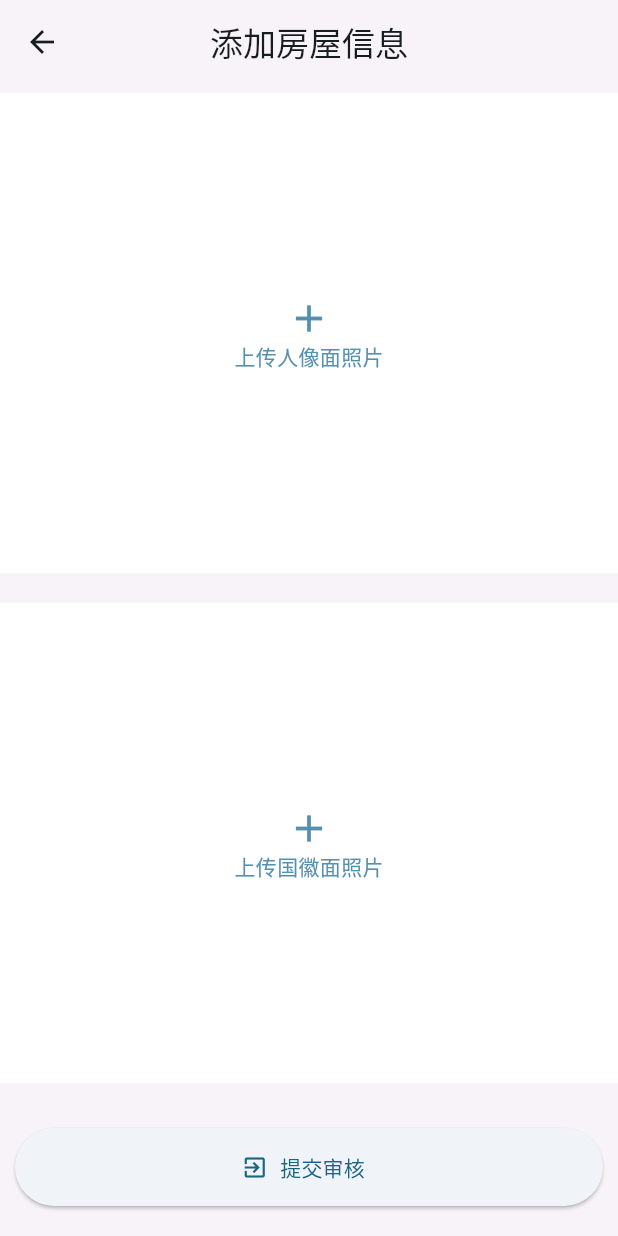
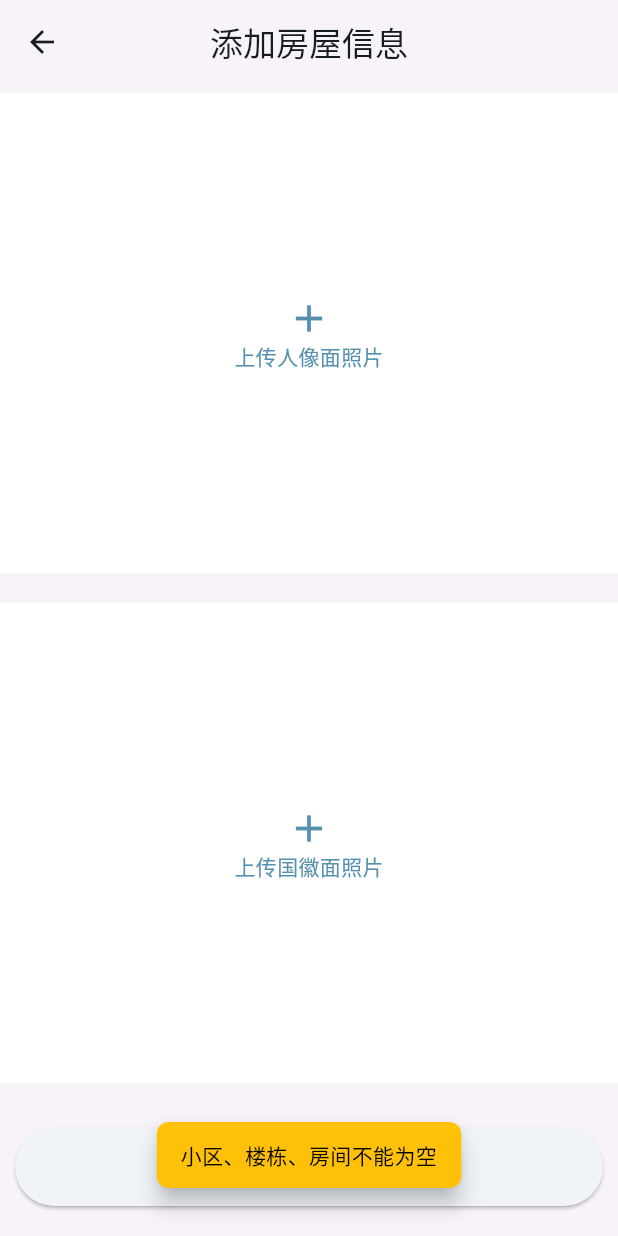
Before and after one commit to wangagan496/haven_hub, a Flutter app: the HouseForm screen opened directly, scrolled down 515 dp, after a tap on "提交审核", on a phone screen of 412 x 824 dp. Run offline on Flutter 3.47's test engine with Material 3 defaults, Android fonts, the phone set to English and light mode, and no system bars; our stand-ins replace dio, event_bus, flutter_html, geolocator, get, image_picker and 2 more; accounts and stored records are empty; network calls fail.

Commit message:
feat: validate house form data

```diff
--- a/lib/pages/House/HouseForm.dart
+++ b/lib/pages/House/HouseForm.dart
@@ -5,6 +5,58 @@ import 'package:flutter/services.dart';
 import 'package:get/get.dart';
 
 import '../../controller/build_controller.dart';
+import '../../utils/toast.dart';
+
+final RegExp _ownerNamePattern = RegExp(r'^[\u4e00-\u9fa5]{2,15}$');
+final RegExp _mobilePattern = RegExp(r'^1[3-9]\d{9}$');
+
+Map<String, dynamic> createHouseFormData(BuildController controller) {
+  return <String, dynamic>{
+    'point': controller.buildingInfo['name']?.toString().trim() ?? '',
+    'building': controller.build.trim(),
+    'room': controller.room.trim(),
+    'name': '',
+    'gender': 1,
+    'mobile': '',
+    'idcardFrontUrl': '',
+    'idcardBackUrl': '',
+  };
+}
+
+String? validateHouseFormData(Map<String, dynamic> formData) {
+  final String point = formData['point']?.toString().trim() ?? '';
+  final String building = formData['building']?.toString().trim() ?? '';
+  final String room = formData['room']?.toString().trim() ?? '';
+  if (point.isEmpty || building.isEmpty || room.isEmpty) {
+    return '小区、楼栋、房间不能为空';
+  }
+
+  final String name = formData['name']?.toString().trim() ?? '';
+  if (name.isEmpty) {
+    return '业主姓名不能为空';
+  }
+  if (!_ownerNamePattern.hasMatch(name)) {
+    return '业主姓名须为2-15位中文';
+  }
+
+  final String mobile = formData['mobile']?.toString().trim() ?? '';
+  if (mobile.isEmpty) {
+    return '手机号不能为空';
+  }
+  if (!_mobilePattern.hasMatch(mobile)) {
+    return '手机号格式不正确';
+  }
+
+  final String idcardFrontUrl =
+      formData['idcardFrontUrl']?.toString().trim() ?? '';
+  final String idcardBackUrl =
+      formData['idcardBackUrl']?.toString().trim() ?? '';
+  if (idcardFrontUrl.isEmpty || idcardBackUrl.isEmpty) {
+    return '请上传身份证正反面照片';
+  }
+
+  return null;
+}
 
 class HouseForm extends StatefulWidget {
   const HouseForm({super.key});
@@ -17,13 +69,8 @@ class HouseForm extends StatefulWidget {
 
 class _HouseFormState extends State<HouseForm> {
   late final BuildController _controller;
-  final Map<String, dynamic> _formData = <String, dynamic>{
-    'name': '',
-    'gender': 1,
-    'mobile': '',
-    'idcardFrontUrl': '',
-    'idcardBackUrl': '',
-  };
+  late final Map<String, dynamic> _formData;
+  bool _isLoading = false;
 
   @override
   void initState() {
@@ -31,21 +78,32 @@ class _HouseFormState extends State<HouseForm> {
     _controller = Get.isRegistered<BuildController>()
         ? Get.find<BuildController>()
         : Get.put(BuildController());
+    _formData = createHouseFormData(_controller);
+  }
+
+  Future<void> _submit() async {
+    if (_isLoading) return;
+
+    final String? validationMessage = validateHouseFormData(_formData);
+    if (validationMessage != null) {
+      await PromptAction.showWarning(validationMessage);
+      return;
+    }
+
+    setState(() => _isLoading = true);
+    try {
+      await PromptAction.showSuccess('数据校验通过');
+    } finally {
+      if (mounted) setState(() => _isLoading = false);
+    }
   }
 
   Widget _buildAddIdcardPhoto(String info) {
     return Column(
       mainAxisAlignment: MainAxisAlignment.center,
       children: <Widget>[
-        const Icon(
-          Icons.add,
-          size: 30,
-          color: Color(0xFF5591AF),
-        ),
-        Text(
-          info,
-          style: const TextStyle(color: Color(0xFF5591AF)),
-        ),
+        const Icon(Icons.add, size: 30, color: Color(0xFF5591AF)),
+        Text(info, style: const TextStyle(color: Color(0xFF5591AF))),
       ],
     );
   }
@@ -202,7 +260,7 @@ class _HouseFormState extends State<HouseForm> {
                 child: SizedBox(
                   height: 52,
                   child: ElevatedButton.icon(
-                    onPressed: () {},
+                    onPressed: _isLoading ? null : _submit,
                     icon: const Icon(Icons.exit_to_app),
                     label: const Text('提交审核'),
                   ),
```
Also changed, not shown: 1 other file.
